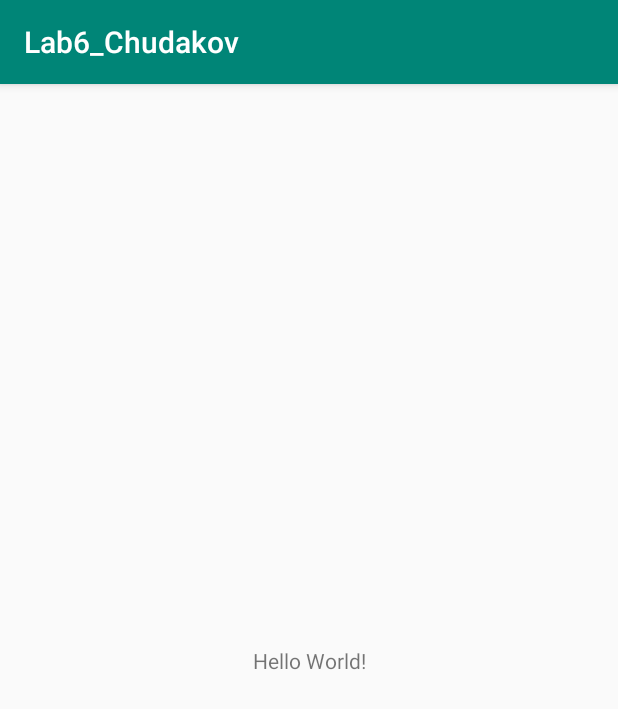
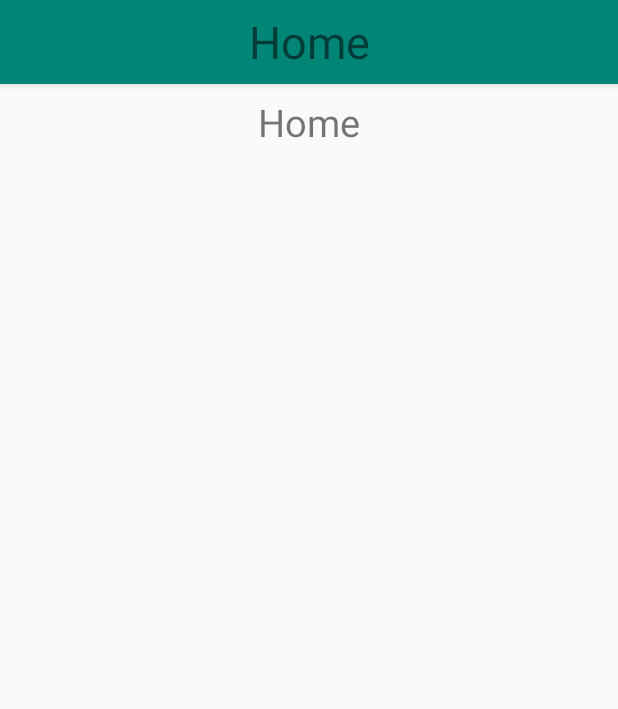
Before and after one commit to chMatvey/itmo, an Android app: the screen it shows after launch (MainActivity), on a phone screen of 412 x 824 dp. Shown: the top 709 px of the screen. Run offline under Robolectric (Android 15) with nearby library versions, the phone set to English and light mode, and no system bars; libraries missing offline, so code that uses them is left out: com.mikepenz.fontawesome_typeface_library, com.mikepenz.materialdrawer; 3 statements that could not run were skipped.

Commit message:
lab6 drawer

```diff
--- a/android development/Lab6_Chudakov/app/src/main/java/ru/chudakov/lab6_chudakov/MainActivity.java
+++ b/android development/Lab6_Chudakov/app/src/main/java/ru/chudakov/lab6_chudakov/MainActivity.java
@@ -1,8 +1,22 @@
 package ru.chudakov.lab6_chudakov;
 
 import androidx.appcompat.app.AppCompatActivity;
+import androidx.appcompat.widget.Toolbar;
+import androidx.fragment.app.Fragment;
 
 import android.os.Bundle;
+import android.view.View;
+
+import com.mikepenz.fontawesome_typeface_library.FontAwesome;
+import com.mikepenz.materialdrawer.Drawer;
+import com.mikepenz.materialdrawer.DrawerBuilder;
+import com.mikepenz.materialdrawer.model.DividerDrawerItem;
+import com.mikepenz.materialdrawer.model.PrimaryDrawerItem;
+import com.mikepenz.materialdrawer.model.SecondaryDrawerItem;
+import com.mikepenz.materialdrawer.model.interfaces.IDrawerItem;
+
+import ru.chudakov.lab6_chudakov.home.HomeFragment;
+import ru.chudakov.lab6_chudakov.info.InfoFragment;
 
 public class MainActivity extends AppCompatActivity {
 
@@ -10,5 +24,61 @@ public class MainActivity extends AppCompatActivity {
     protected void onCreate(Bundle savedInstanceState) {
         super.onCreate(savedInstanceState);
         setContentView(R.layout.activity_main);
+
+        Toolbar toolbar = findViewById(R.id.tool_bar);
+
+        final PrimaryDrawerItem home = new PrimaryDrawerItem().withName(R.string.menu_home);
+        final PrimaryDrawerItem info = new PrimaryDrawerItem().withName(R.string.menu_info);
+
+        final Fragment homeFragment = new HomeFragment();
+        final Fragment infoFragment = new InfoFragment();
+
+        changeFragment(homeFragment);
+
+        new DrawerBuilder()
+                .withActivity(this)
+                .withToolbar(toolbar)
+                .addDrawerItems(
+                        home
+                )
+                .withOnDrawerItemClickListener(new Drawer.OnDrawerItemClickListener() {
+                    @Override
+                    public boolean onItemClick(View view, int position, IDrawerItem drawerItem) {
+                        Fragment fragment;
+
+                        switch (position) {
+                            case 0: {
+                                fragment = homeFragment;
+                                break;
+                            }
+                            case 1: {
+                                fragment = homeFragment;
+                                break;
+                            }
+                            case 3: {
+                                fragment = homeFragment;
+                                break;
+                            }
+                            case 4: {
+                                fragment = infoFragment;
+                                break;
+                            }
+                            default: {
+                                return true;
+                            }
+                        }
+                        changeFragment(fragment);
+
+                        return false;
+                    }
+                })
+                .build();
+    }
+
+    private void changeFragment(Fragment fragment) {
+        getSupportFragmentManager()
+                .beginTransaction()
+                .replace(R.id.container, fragment)
+                .commit();
     }
 }
--- /dev/null
+++ b/android development/Lab6_Chudakov/app/src/main/java/ru/chudakov/lab6_chudakov/home/HomeFragment.java
@@ -0,0 +1,28 @@
+package ru.chudakov.lab6_chudakov.home;
+
+import android.os.Bundle;
+import android.view.LayoutInflater;
+import android.view.View;
+import android.view.ViewGroup;
+import android.widget.TextView;
+
+import androidx.annotation.NonNull;
+import androidx.annotation.Nullable;
+import androidx.appcompat.app.AppCompatActivity;
+import androidx.fragment.app.Fragment;
+
+import java.util.Objects;
+
+import ru.chudakov.lab6_chudakov.R;
+
+public class HomeFragment extends Fragment {
+
+    @Nullable
+    @Override
+    public View onCreateView(@NonNull LayoutInflater inflater, @Nullable ViewGroup container, @Nullable Bundle savedInstanceState) {
+        TextView title = ((AppCompatActivity) Objects.requireNonNull(getActivity())).findViewById(R.id.toolbar_title);
+        title.setText(R.string.menu_home);
+
+        return inflater.inflate(R.layout.fragment_home, container, false);
+    }
+}
--- /dev/null
+++ b/android development/Lab6_Chudakov/app/src/main/java/ru/chudakov/lab6_chudakov/info/InfoFragment.java
@@ -0,0 +1,28 @@
+package ru.chudakov.lab6_chudakov.info;
+
+import android.os.Bundle;
+import android.view.LayoutInflater;
+import android.view.View;
+import android.view.ViewGroup;
+import android.widget.TextView;
+
+import androidx.annotation.NonNull;
+import androidx.annotation.Nullable;
+import androidx.appcompat.app.AppCompatActivity;
+import androidx.fragment.app.Fragment;
+
+import java.util.Objects;
+
+import ru.chudakov.lab6_chudakov.R;
+
+public class InfoFragment extends Fragment {
+
+    @Nullable
+    @Override
+    public View onCreateView(@NonNull LayoutInflater inflater, @Nullable ViewGroup container, @Nullable Bundle savedInstanceState) {
+        TextView title = ((AppCompatActivity) Objects.requireNonNull(getActivity())).findViewById(R.id.toolbar_title);
+        title.setText(R.string.menu_info);
+
+        return inflater.inflate(R.layout.fragment_info, container, false);
+    }
+}
--- /dev/null
+++ b/android development/Lab6_Chudakov/app/src/main/java/ru/chudakov/lab6_chudakov/pojo/Playlist.java
@@ -0,0 +1,4 @@
+package ru.chudakov.lab6_chudakov.pojo;
+
+public class Playlist {
+}
--- a/android development/Lab6_Chudakov/app/src/main/res/layout/activity_main.xml
+++ b/android development/Lab6_Chudakov/app/src/main/res/layout/activity_main.xml
@@ -1,18 +1,14 @@
 <?xml version="1.0" encoding="utf-8"?>
-<androidx.constraintlayout.widget.ConstraintLayout xmlns:android="http://schemas.android.com/apk/res/android"
-    xmlns:app="http://schemas.android.com/apk/res-auto"
+<androidx.drawerlayout.widget.DrawerLayout xmlns:android="http://schemas.android.com/apk/res/android"
     xmlns:tools="http://schemas.android.com/tools"
+    android:id="@+id/drawer_layout"
     android:layout_width="match_parent"
     android:layout_height="match_parent"
     tools:context=".MainActivity">
 
-    <TextView
-        android:layout_width="wrap_content"
-        android:layout_height="wrap_content"
-        android:text="Hello World!"
-        app:layout_constraintBottom_toBottomOf="parent"
-        app:layout_constraintLeft_toLeftOf="parent"
-        app:layout_constraintRight_toRightOf="parent"
-        app:layout_constraintTop_toTopOf="parent" />
+    <include
+        layout="@layout/app_bar_main"
+        android:layout_width="match_parent"
+        android:layout_height="match_parent" />
 
-</androidx.constraintlayout.widget.ConstraintLayout>
+</androidx.drawerlayout.widget.DrawerLayout>
--- /dev/null
+++ b/android development/Lab6_Chudakov/app/src/main/res/layout/app_bar_main.xml
@@ -0,0 +1,29 @@
+<?xml version="1.0" encoding="utf-8"?>
+<androidx.coordinatorlayout.widget.CoordinatorLayout xmlns:android="http://schemas.android.com/apk/res/android"
+    android:layout_width="match_parent"
+    android:layout_height="match_parent"
+    android:orientation="vertical">
+
+    <com.google.android.material.appbar.AppBarLayout
+        android:layout_width="match_parent"
+        android:layout_height="wrap_content">
+
+        <androidx.appcompat.widget.Toolbar
+            android:id="@+id/tool_bar"
+            android:layout_width="match_parent"
+            android:layout_height="wrap_content">
+
+            <TextView
+                android:id="@+id/toolbar_title"
+                android:layout_width="wrap_content"
+                android:layout_height="wrap_content"
+                android:layout_gravity="center"
+                android:textSize="30sp" />
+
+        </androidx.appcompat.widget.Toolbar>
+
+    </com.google.android.material.appbar.AppBarLayout>
+
+    <include layout="@layout/content_main" />
+
+</androidx.coordinatorlayout.widget.CoordinatorLayout>
--- /dev/null
+++ b/android development/Lab6_Chudakov/app/src/main/res/layout/content_main.xml
@@ -0,0 +1,18 @@
+<?xml version="1.0" encoding="utf-8"?>
+<androidx.constraintlayout.widget.ConstraintLayout xmlns:android="http://schemas.android.com/apk/res/android"
+    xmlns:app="http://schemas.android.com/apk/res-auto"
+    xmlns:tools="http://schemas.android.com/tools"
+    android:layout_width="match_parent"
+    android:layout_height="match_parent"
+    app:layout_behavior="@string/appbar_scrolling_view_behavior"
+    tools:showIn="@layout/app_bar_main">
+
+    <FrameLayout
+        android:id="@+id/container"
+        android:layout_width="match_parent"
+        android:layout_height="match_parent"
+        app:layout_constraintLeft_toLeftOf="parent"
+        app:layout_constraintRight_toRightOf="parent"
+        app:layout_constraintTop_toTopOf="parent" />
+
+</androidx.constraintlayout.widget.ConstraintLayout>
--- /dev/null
+++ b/android development/Lab6_Chudakov/app/src/main/res/layout/fragment_home.xml
@@ -0,0 +1,20 @@
+<?xml version="1.0" encoding="utf-8"?>
+<androidx.constraintlayout.widget.ConstraintLayout xmlns:android="http://schemas.android.com/apk/res/android"
+    xmlns:app="http://schemas.android.com/apk/res-auto"
+    android:layout_width="match_parent"
+    android:layout_height="match_parent">
+
+    <TextView
+        android:layout_width="wrap_content"
+        android:layout_height="wrap_content"
+        android:layout_marginStart="8dp"
+        android:layout_marginTop="8dp"
+        android:layout_marginEnd="8dp"
+        android:text="@string/menu_home"
+        android:textAlignment="center"
+        android:textSize="25sp"
+        app:layout_constraintEnd_toEndOf="parent"
+        app:layout_constraintStart_toStartOf="parent"
+        app:layout_constraintTop_toTopOf="parent" />
+
+</androidx.constraintlayout.widget.ConstraintLayout>
--- /dev/null
+++ b/android development/Lab6_Chudakov/app/src/main/res/layout/fragment_info.xml
@@ -0,0 +1,6 @@
+<?xml version="1.0" encoding="utf-8"?>
+<LinearLayout xmlns:android="http://schemas.android.com/apk/res/android"
+    android:orientation="vertical" android:layout_width="match_parent"
+    android:layout_height="match_parent">
+
+</LinearLayout>
--- a/android development/Lab6_Chudakov/app/src/main/res/values/strings.xml
+++ b/android development/Lab6_Chudakov/app/src/main/res/values/strings.xml
@@ -1,3 +1,6 @@
 <resources>
     <string name="app_name">Lab6_Chudakov</string>
+    <string name="menu_home">Home</string>
+    <string name="menu_info">Info</string>
+    <string name="menu_playlist">playlist</string>
 </resources>
--- a/android development/Lab6_Chudakov/app/src/main/res/values/styles.xml
+++ b/android development/Lab6_Chudakov/app/src/main/res/values/styles.xml
@@ -8,4 +8,9 @@
         <item name="colorAccent">@color/colorAccent</item>
     </style>
 
+    <style name="AppTheme.NoActionBar">
+        <item name="windowActionBar">false</item>
+        <item name="windowNoTitle">true</item>
+    </style>
+
 </resources>
```
Also changed, not shown: android development/Lab6_Chudakov/app/build.gradle (+18 -3 lines), android development/Lab6_Chudakov/app/src/main/AndroidManifest.xml (+1 -6 lines), android development/Lab6_Chudakov/app/src/main/java/ru/chudakov/lab6_chudakov/config/YouTubeConfig.java (added, +8 -0 lines), android development/Lab6_Chudakov/app/src/main/java/ru/chudakov/lab6_chudakov/playlist/PlaylistFragment.java (added, +42 -0 lines), android development/Lab6_Chudakov/app/src/main/java/ru/chudakov/lab6_chudakov/playlist/adapter/ListAdapter.java (added, +38 -0 lines), android development/Lab6_Chudakov/app/src/main/java/ru/chudakov/lab6_chudakov/service/YouTubeService.java (added, +14 -0 lines), android development/Lab6_Chudakov/app/src/main/res/layout/fragment_playlist.xml (added, +13 -0 lines).
